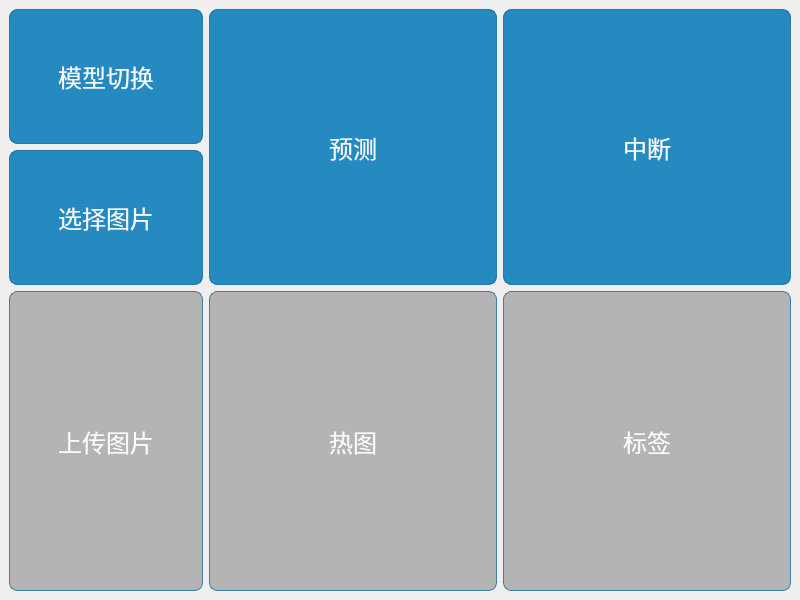
Qt form ui/python_dl.ui (Smell-good-tang/Qt_C-Plus-Plus_Python_Deep_Learning) before a commit.
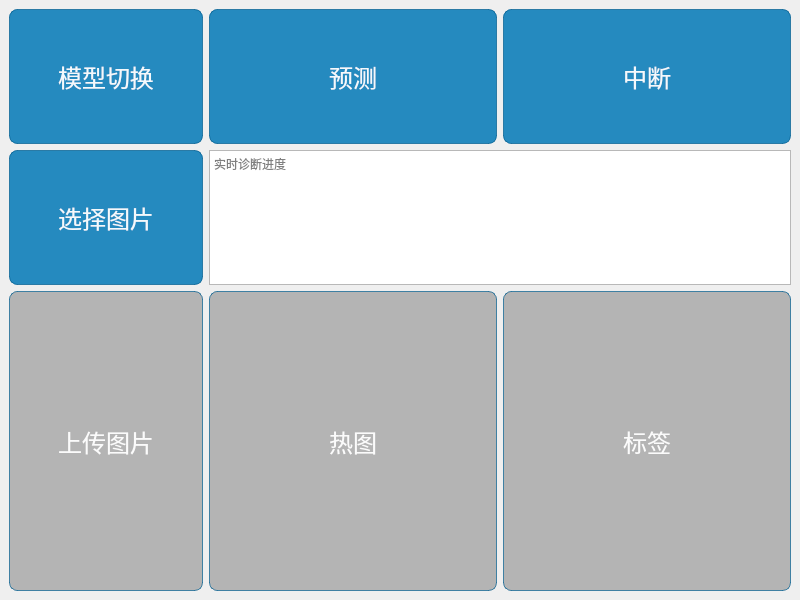
The same form after that commit. Icons and pictures are not drawn.

```diff
--- a/ui/python_dl.ui
+++ b/ui/python_dl.ui
@@ -155,7 +155,7 @@
      </layout>
     </item>
     <item>
-     <layout class="QVBoxLayout" name="verticalLayout_2" stretch="8,9">
+     <layout class="QVBoxLayout" name="verticalLayout_2" stretch="4,4,9">
       <item>
        <layout class="QHBoxLayout" name="horizontalLayout_3">
         <item>
@@ -186,6 +186,31 @@
         </item>
        </layout>
       </item>
+      <item>
+       <widget class="QTextEdit" name="Te_realTimeProgress">
+        <property name="sizePolicy">
+         <sizepolicy hsizetype="Preferred" vsizetype="Preferred">
+          <horstretch>0</horstretch>
+          <verstretch>0</verstretch>
+         </sizepolicy>
+        </property>
+        <property name="minimumSize">
+         <size>
+          <width>0</width>
+          <height>0</height>
+         </size>
+        </property>
+        <property name="styleSheet">
+         <string notr="true">font: 10pt &quot;Segoe UI&quot;;</string>
+        </property>
+        <property name="readOnly">
+         <bool>true</bool>
+        </property>
+        <property name="placeholderText">
+         <string>实时诊断进度</string>
+        </property>
+       </widget>
+      </item>
       <item>
        <layout class="QHBoxLayout" name="horizontalLayout_2" stretch="10,10">
         <item>
```
